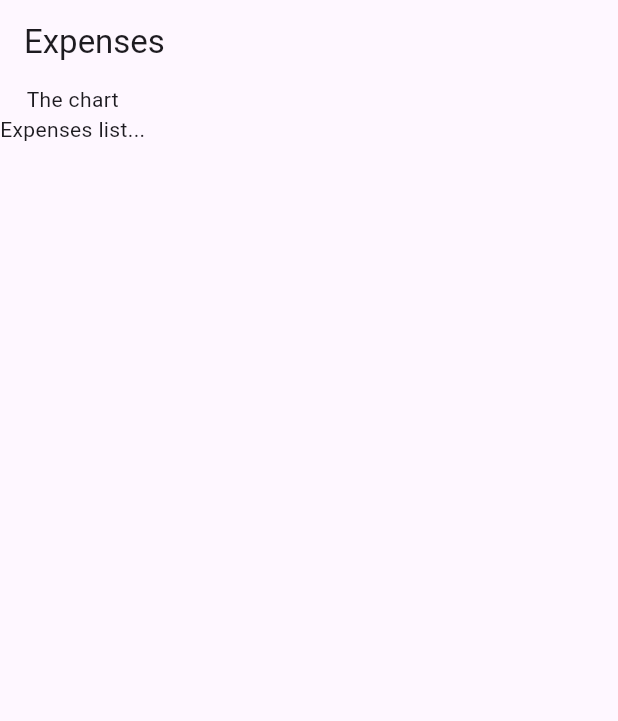
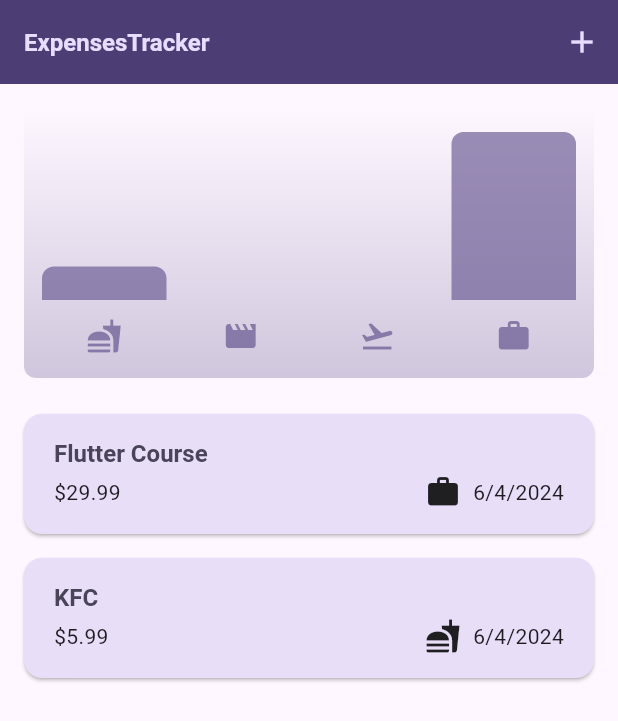
Before and after one commit to Ra1toning/expense_tracker, a Flutter app: the screen it shows after launch, on a phone screen of 412 x 824 dp. Shown: the top 721 px of the screen. Run offline on Flutter 3.47's test engine with Material 3 defaults, Android fonts, the phone set to English and light mode, and no system bars.

Commit message:
expense_app

```diff
--- a/lib/expenses.dart
+++ /dev/null
@@ -1,27 +0,0 @@
-import 'package:flutter/material.dart';
-
-class Expenses extends StatefulWidget {
-  const Expenses({super.key});
-
-  @override
-  State<Expenses> createState() {
-    return _ExpensesState();
-  }
-}
-
-class _ExpensesState extends State<Expenses> {
-  @override
-  Widget build(BuildContext context) {
-    return Scaffold(
-      appBar: AppBar(
-        title: const Text('Expenses'),
-      ),
-      body: const Column(
-        children: [
-          Text('The chart'),
-          Text('Expenses list...'),
-        ],
-      ),
-    );
-  }
-}
--- a/lib/models/expense.dart
+++ b/lib/models/expense.dart
@@ -1,13 +1,65 @@
+import 'package:flutter/material.dart';
+import 'package:uuid/uuid.dart';
+import 'package:intl/intl.dart';
+
+final formatter = DateFormat.yMd();
+
+const uuid = Uuid();
+
+enum Category {
+  food,
+  travel,
+  leisure,
+  work,
+}
+
+const categoryIcons = {
+  Category.food: Icons.fastfood,
+  Category.travel: Icons.flight_takeoff,
+  Category.leisure: Icons.movie,
+  Category.work: Icons.work,
+};
+
 class Expense {
   Expense({
-    required this.id,
     required this.title,
     required this.amount,
     required this.date,
-  });
+    required this.category,
+  }) : id = uuid.v4();
 
   final String id;
   final String title;
   final double amount;
   final DateTime date;
+  final Category category;
+
+  String get formattedDate {
+    return formatter.format(date);
+  }
 }
+
+class ExpenseBucket {
+  ExpenseBucket({
+    required this.category,
+    required this.expenses,
+  });
+
+  ExpenseBucket.forCategory(List<Expense> allExpenses, this.category)
+      : expenses = allExpenses
+            .where((expense) => expense.category == category)
+            .toList();
+
+  final Category category;
+  final List<Expense> expenses;
+
+  double get totalExpenses {
+    double sum = 0;
+
+    for (var expense in expenses) {
+      sum += expense.amount;
+    }
+
+    return sum;
+  }
+}
--- /dev/null
+++ b/lib/widgets/chart/chart.dart
@@ -0,0 +1,95 @@
+import 'package:flutter/material.dart';
+
+import 'package:expense_tracker/widgets/chart/chart_bar.dart';
+import 'package:expense_tracker/models/expense.dart';
+
+class Chart extends StatelessWidget {
+  const Chart({super.key, required this.expenses});
+
+  final List<Expense> expenses;
+
+  List<ExpenseBucket> get buckets {
+    return [
+      ExpenseBucket.forCategory(expenses, Category.food),
+      ExpenseBucket.forCategory(expenses, Category.leisure),
+      ExpenseBucket.forCategory(expenses, Category.travel),
+      ExpenseBucket.forCategory(expenses, Category.work),
+    ];
+  }
+
+  double get maxTotalExpense {
+    double maxTotalExpense = 0;
+
+    for (final bucket in buckets) {
+      if (bucket.totalExpenses > maxTotalExpense) {
+        maxTotalExpense = bucket.totalExpenses;
+      }
+    }
+
+    return maxTotalExpense;
+  }
+
+  @override
+  Widget build(BuildContext context) {
+    final isDarkMode =
+        MediaQuery.of(context).platformBrightness == Brightness.dark;
+    return Container(
+      margin: const EdgeInsets.all(16),
+      padding: const EdgeInsets.symmetric(
+        vertical: 16,
+        horizontal: 8,
+      ),
+      width: double.infinity,
+      height: 180,
+      decoration: BoxDecoration(
+        borderRadius: BorderRadius.circular(8),
+        gradient: LinearGradient(
+          colors: [
+            Theme.of(context).colorScheme.primary.withOpacity(0.3),
+            Theme.of(context).colorScheme.primary.withOpacity(0.0)
+          ],
+          begin: Alignment.bottomCenter,
+          end: Alignment.topCenter,
+        ),
+      ),
+      child: Column(
+        children: [
+          Expanded(
+            child: Row(
+              crossAxisAlignment: CrossAxisAlignment.end,
+              children: [
+                for (final bucket in buckets) // alternative to map()
+                  ChartBar(
+                    fill: bucket.totalExpenses == 0
+                        ? 0
+                        : bucket.totalExpenses / maxTotalExpense,
+                  )
+              ],
+            ),
+          ),
+          const SizedBox(height: 12),
+          Row(
+            children: buckets
+                .map(
+                  (bucket) => Expanded(
+                    child: Padding(
+                      padding: const EdgeInsets.symmetric(horizontal: 4),
+                      child: Icon(
+                        categoryIcons[bucket.category],
+                        color: isDarkMode
+                            ? Theme.of(context).colorScheme.secondary
+                            : Theme.of(context)
+                                .colorScheme
+                                .primary
+                                .withOpacity(0.7),
+                      ),
+                    ),
+                  ),
+                )
+                .toList(),
+          )
+        ],
+      ),
+    );
+  }
+}
--- /dev/null
+++ b/lib/widgets/chart/chart_bar.dart
@@ -0,0 +1,34 @@
+import 'package:flutter/material.dart';
+
+class ChartBar extends StatelessWidget {
+  const ChartBar({
+    super.key,
+    required this.fill,
+  });
+
+  final double fill;
+
+  @override
+  Widget build(BuildContext context) {
+    final isDarkMode =
+        MediaQuery.of(context).platformBrightness == Brightness.dark;
+    return Expanded(
+      child: Padding(
+        padding: const EdgeInsets.symmetric(horizontal: 4),
+        child: FractionallySizedBox(
+          heightFactor: fill,
+          child: DecoratedBox(
+            decoration: BoxDecoration(
+              shape: BoxShape.rectangle,
+              borderRadius:
+                  const BorderRadius.vertical(top: Radius.circular(8)),
+              color: isDarkMode
+                  ? Theme.of(context).colorScheme.secondary
+                  : Theme.of(context).colorScheme.primary.withOpacity(0.65),
+            ),
+          ),
+        ),
+      ),
+    );
+  }
+}
--- /dev/null
+++ b/lib/widgets/expenses.dart
@@ -0,0 +1,100 @@
+import 'package:expense_tracker/widgets/chart/chart.dart';
+import 'package:expense_tracker/widgets/expenses_list/expenses_list.dart';
+import 'package:expense_tracker/models/expense.dart';
+import 'package:expense_tracker/widgets/new_expense.dart';
+import 'package:flutter/material.dart';
+
+class Expenses extends StatefulWidget {
+  const Expenses({super.key});
+
+  @override
+  State<Expenses> createState() {
+    return _ExpensesState();
+  }
+}
+
+class _ExpensesState extends State<Expenses> {
+  final List<Expense> _registeredExpenses = [
+    Expense(
+      title: 'Flutter Course',
+      amount: 29.99,
+      date: DateTime.now(),
+      category: Category.work,
+    ),
+    Expense(
+      title: 'KFC',
+      amount: 5.99,
+      date: DateTime.now(),
+      category: Category.food,
+    ),
+  ];
+
+  void _openAddExpenseOverlay() {
+    showModalBottomSheet(
+      isScrollControlled: true,
+      context: context,
+      builder: (context) => NewExpense(
+        onAddExpense: _addExpense,
+      ),
+    );
+  }
+
+  void _addExpense(Expense expense) {
+    setState(() {
+      _registeredExpenses.add(expense);
+    });
+  }
+
+  void _removeExpense(Expense expense) {
+    final expenseIndex = _registeredExpenses.indexOf(expense);
+    setState(() {
+      _registeredExpenses.remove(expense);
+    });
+    ScaffoldMessenger.of(context).clearSnackBars();
+    ScaffoldMessenger.of(context).showSnackBar(
+      SnackBar(
+        duration: const Duration(seconds: 2),
+        content: Text('${expense.title} deleted.'),
+        action: SnackBarAction(
+          label: 'Undo',
+          onPressed: () {
+            setState(() {
+              _registeredExpenses.insert(expenseIndex, expense);
+            });
+          },
+        ),
+      ),
+    );
+  }
+
+  @override
+  Widget build(BuildContext context) {
+    Widget mainContent = const Center(
+      child: Text('No expenses found. Start adding some!'),
+    );
+
+    if (_registeredExpenses.isNotEmpty) {
+      mainContent = ExpensesList(
+          expenses: _registeredExpenses, onRemoveExpense: _removeExpense);
+    }
+    return Scaffold(
+      appBar: AppBar(
+        title: const Text('ExpensesTracker'),
+        actions: [
+          IconButton(
+            onPressed: _openAddExpenseOverlay,
+            icon: const Icon(Icons.add),
+          ),
+        ],
+      ),
+      body: Column(
+        children: [
+          Chart(expenses: _registeredExpenses),
+          Expanded(
+            child: mainContent,
+          ),
+        ],
+      ),
+    );
+  }
+}
--- /dev/null
+++ b/lib/widgets/expenses_list/expense_item.dart
@@ -0,0 +1,43 @@
+import 'package:expense_tracker/models/expense.dart';
+import 'package:flutter/material.dart';
+
+class ExpenseItem extends StatelessWidget {
+  const ExpenseItem(this.expense, {super.key});
+
+  final Expense expense;
+
+  @override
+  Widget build(BuildContext context) {
+    return Card(
+      child: Padding(
+        padding: const EdgeInsets.symmetric(
+          horizontal: 20,
+          vertical: 16,
+        ),
+        child: Column(
+          crossAxisAlignment: CrossAxisAlignment.start,
+          children: [
+            Text(
+              expense.title,
+              style: Theme.of(context).textTheme.titleLarge,
+            ),
+            const SizedBox(height: 4),
+            Row(
+              children: [
+                Text('\$${expense.amount.toStringAsFixed(2)}'),
+                const Spacer(),
+                Row(
+                  children: [
+                    Icon(categoryIcons[expense.category]),
+                    const SizedBox(width: 8),
+                    Text(expense.formattedDate),
+                  ],
+                ),
+              ],
+            )
+          ],
+        ),
+      ),
+    );
+  }
+}
--- /dev/null
+++ b/lib/widgets/expenses_list/expenses_list.dart
@@ -0,0 +1,33 @@
+import 'package:expense_tracker/models/expense.dart';
+import 'package:expense_tracker/widgets/expenses_list/expense_item.dart';
+import 'package:flutter/material.dart';
+
+class ExpensesList extends StatelessWidget {
+  const ExpensesList({
+    super.key,
+    required this.expenses,
+    required this.onRemoveExpense,
+  });
+
+  final List<Expense> expenses;
+  final Function(Expense expense) onRemoveExpense;
+  @override
+  Widget build(BuildContext context) {
+    return ListView.builder(
+      itemCount: expenses.length,
+      itemBuilder: (context, index) => Dismissible(
+          key: ValueKey(expenses[index]),
+          background: Container(
+            color: Theme.of(context).colorScheme.error.withOpacity(0.65),
+            margin: EdgeInsets.symmetric(
+                horizontal: Theme.of(context).cardTheme.margin!.horizontal),
+          ),
+          onDismissed: (direction) {
+            onRemoveExpense(expenses[index]);
+          },
+          child: ExpenseItem(
+            expenses[index],
+          )),
+    );
+  }
+}
--- a/pubspec.yaml
+++ b/pubspec.yaml
@@ -35,6 +35,8 @@ dependencies:
   # The following adds the Cupertino Icons font to your application.
   # Use with the CupertinoIcons class for iOS style icons.
   cupertino_icons: ^1.0.6
+  uuid: ^4.4.0
+  intl: ^0.19.0
 
 dev_dependencies:
   flutter_test:
```
Also changed, not shown: lib/main.dart (+61 -3 lines), lib/widgets/new_expense.dart (added, +167 -0 lines), pubspec.lock.
